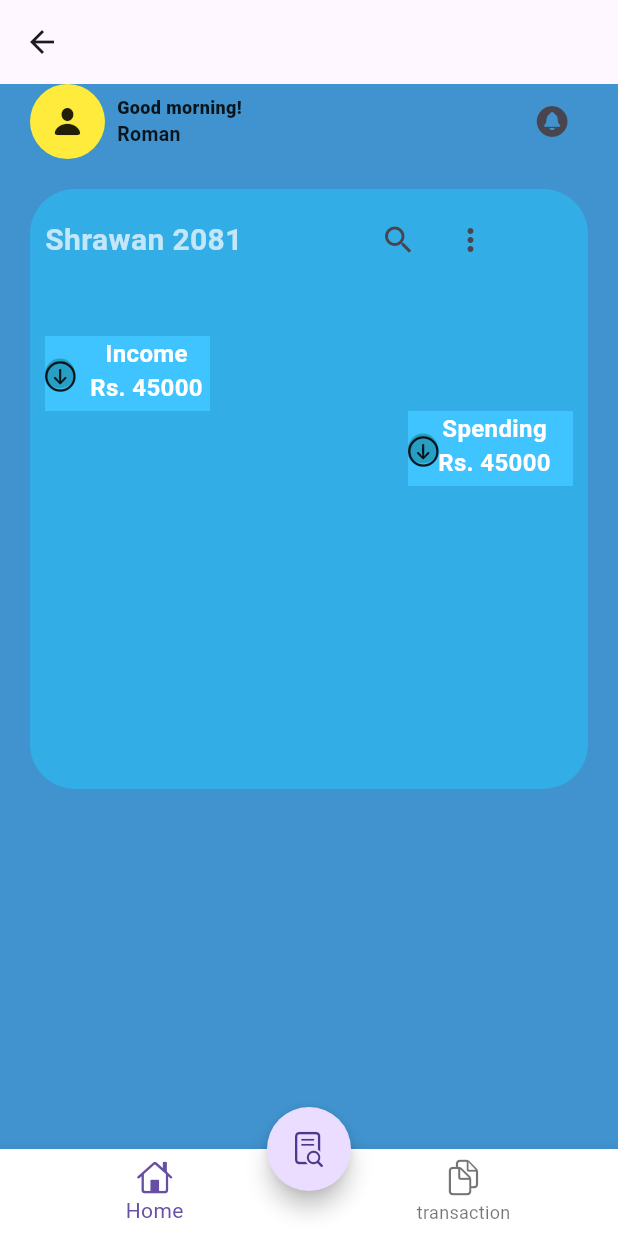
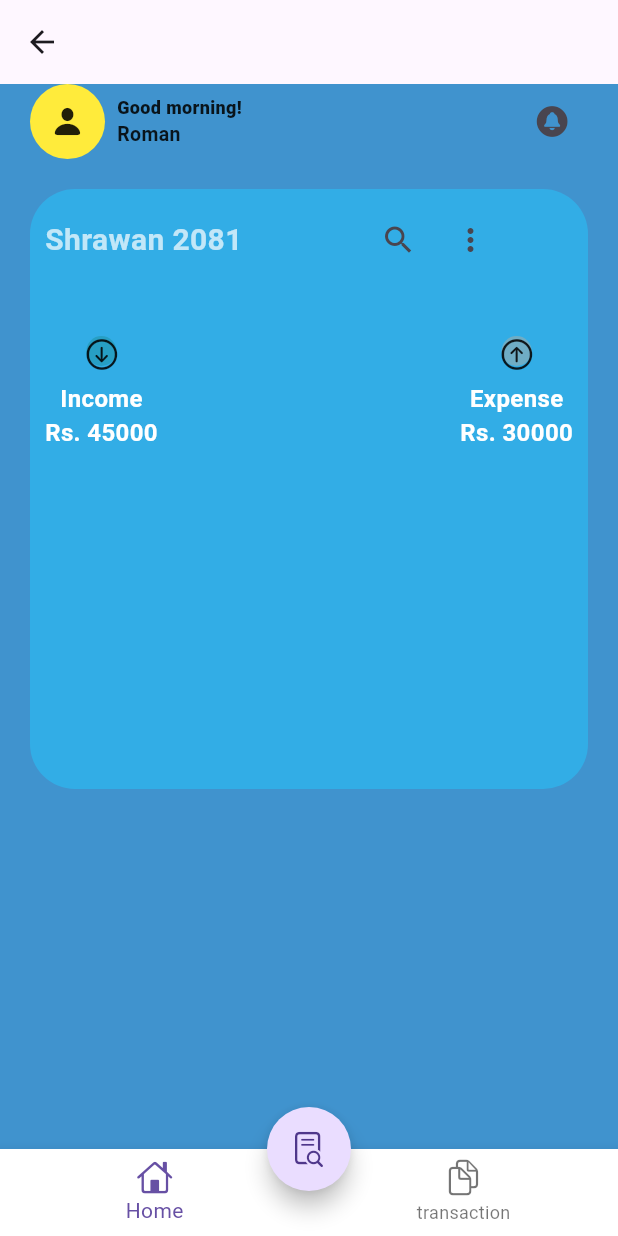
Before and after one commit to Bibesh17/project, a Flutter app: the HomeScreen screen opened directly, on a phone screen of 412 x 824 dp. Run offline on Flutter 3.47's test engine with Material 3 defaults, Android fonts, the phone set to English and light mode, and no system bars.

Commit message:
containerr

```diff
--- a/finance_guru/lib/screen/main_screen.dart
+++ b/finance_guru/lib/screen/main_screen.dart
@@ -18,7 +18,7 @@ class MainScreen extends StatelessWidget {
                   children: [
                     Container(
                       height: 50,
-                      width: 50, // Constrain the width to a fixed value
+                      width: 50,
                       decoration: const BoxDecoration(
                           shape: BoxShape.circle, color: Colors.yellow),
                       child: const Icon(CupertinoIcons.person_fill, size: 24),
@@ -85,29 +85,23 @@ class MainScreen extends StatelessWidget {
                       ],
                     ),
                     const SizedBox(height: 40),
-                    Align(
-                      alignment: Alignment.centerLeft,
-                      child: Container(
-                        height: 50,
-                        width: 110,
-                        decoration: const BoxDecoration(
-                            shape: BoxShape.rectangle,
-                            color: Colors.lightBlueAccent),
-                        child: Row(
+                    Row(
+                      mainAxisAlignment: MainAxisAlignment.spaceBetween,
+                      children: [
+                        Column(
                           children: [
                             Container(
                               height: 20,
                               width: 20,
                               decoration: const BoxDecoration(
                                 color: Color.fromARGB(255, 39, 159, 196),
-                                  shape: BoxShape.circle),
+                                shape: BoxShape.circle,
+                              ),
                               child:
                                   const Icon(CupertinoIcons.arrow_down_circle),
                             ),
-                            const SizedBox(width: 10),
-                            const Column(
-                              children: [
-                                Text(
+                            const SizedBox(height: 10),
+                            const Text(
                               'Income',
                               style: TextStyle(
                                 color: Colors.white,
@@ -115,62 +109,47 @@ class MainScreen extends StatelessWidget {
                                 fontWeight: FontWeight.bold,
                               ),
                             ),
-                                Text(
+                            const Text(
                               "Rs. 45000",
                               style: TextStyle(
                                 color: Colors.white,
                                 fontSize: 16.0,
                                 fontWeight: FontWeight.bold,
                               ),
-                                )
-                              ],
                             ),
                           ],
                         ),
-                      ),
-                    ),
-                    Align(
-                      alignment: Alignment.centerRight,
-                      child: Container(
-                        height: 50,
-                        width: 110,
-                        decoration: const BoxDecoration(
-                            shape: BoxShape.rectangle,
-                            color: Colors.lightBlueAccent),
-                        child: Row(
+                        Column(
                           children: [
                             Container(
                               height: 20,
                               width: 20,
                               decoration: const BoxDecoration(
-                                  color: Color.fromARGB(255, 39, 159, 196),
-                                  shape: BoxShape.circle),
-                              child:
-                                  const Icon(CupertinoIcons.arrow_down_circle),
+                                color: Color.fromARGB(255, 111, 173, 197),
+                                shape: BoxShape.circle,
                               ),
-                            const Column(
-                              children: [
-                                Text(
-                                  'Spending',
+                              child: const Icon(CupertinoIcons.arrow_up_circle),
+                            ),
+                            const SizedBox(height: 10),
+                            const Text(
+                              'Expense',
                               style: TextStyle(
                                 color: Colors.white,
                                 fontSize: 16.0,
                                 fontWeight: FontWeight.bold,
                               ),
                             ),
-                                Text(
-                                  "Rs. 45000",
+                            const Text(
+                              "Rs. 30000",
                               style: TextStyle(
                                 color: Colors.white,
                                 fontSize: 16.0,
                                 fontWeight: FontWeight.bold,
                               ),
-                                )
+                            ),
                           ],
                         ),
                       ],
-                        ),
-                      ),
                     ),
                   ],
                 ),
```
Lines whose indentation alone changed are shown as unchanged.
